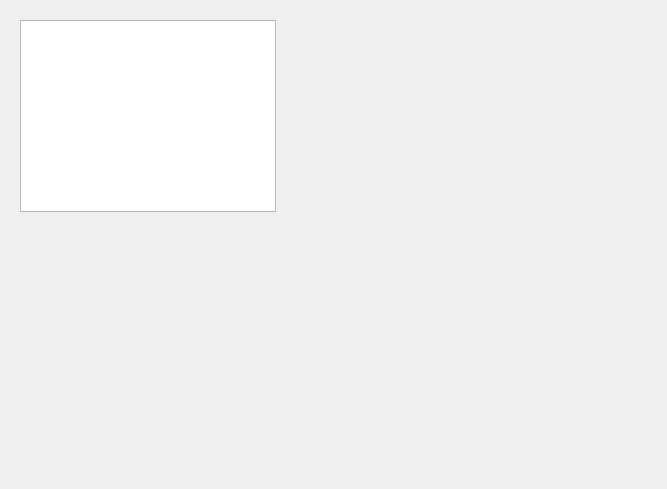
Above: Qt/KameraKalibrering/analyse.ui from fjederholdt/Afgangsprojekt before the change. Below: the same form after it.
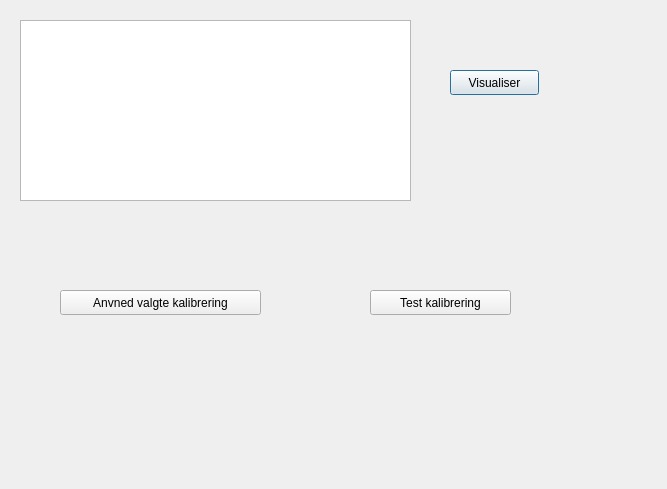
That is the form after the change.

What changed in the file:
```diff
--- a/Qt/KameraKalibrering/analyse.ui
+++ b/Qt/KameraKalibrering/analyse.ui
@@ -18,9 +18,57 @@
     <rect>
      <x>20</x>
      <y>20</y>
-     <width>256</width>
-     <height>192</height>
+     <width>391</width>
+     <height>181</height>
     </rect>
+   </property>
+   <property name="verticalScrollBarPolicy">
+    <enum>Qt::ScrollBarAlwaysOff</enum>
+   </property>
+   <property name="horizontalScrollBarPolicy">
+    <enum>Qt::ScrollBarAlwaysOff</enum>
+   </property>
+   <property name="sizeAdjustPolicy">
+    <enum>QAbstractScrollArea::AdjustToContents</enum>
+   </property>
+  </widget>
+  <widget class="QPushButton" name="visualiser">
+   <property name="geometry">
+    <rect>
+     <x>450</x>
+     <y>70</y>
+     <width>89</width>
+     <height>25</height>
+    </rect>
+   </property>
+   <property name="text">
+    <string>Visualiser</string>
+   </property>
+  </widget>
+  <widget class="QPushButton" name="anvend_valgte_kalibrering">
+   <property name="geometry">
+    <rect>
+     <x>60</x>
+     <y>290</y>
+     <width>201</width>
+     <height>25</height>
+    </rect>
+   </property>
+   <property name="text">
+    <string>Anvned valgte kalibrering</string>
+   </property>
+  </widget>
+  <widget class="QPushButton" name="test_kalibrering">
+   <property name="geometry">
+    <rect>
+     <x>370</x>
+     <y>290</y>
+     <width>141</width>
+     <height>25</height>
+    </rect>
+   </property>
+   <property name="text">
+    <string>Test kalibrering</string>
    </property>
   </widget>
  </widget>
```
